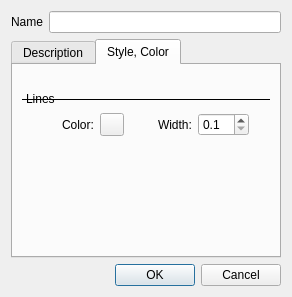
This is src/plugins/render/annotate/EditPolylineDialog.ui in calincru/marble as Qt 5 draws it before an edit. The edited form follows.
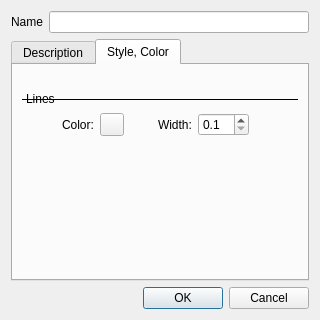
This is the edited form.

Commit message: Completed edit polyline dialog class with constructor implementation and signals/slots declarations

```diff
--- a/src/plugins/render/annotate/EditPolylineDialog.ui
+++ b/src/plugins/render/annotate/EditPolylineDialog.ui
@@ -6,8 +6,8 @@
    <rect>
     <x>0</x>
     <y>0</y>
-    <width>276</width>
-    <height>297</height>
+    <width>320</width>
+    <height>320</height>
    </rect>
   </property>
   <property name="windowTitle">
```
The commit also changes 2 other files.
